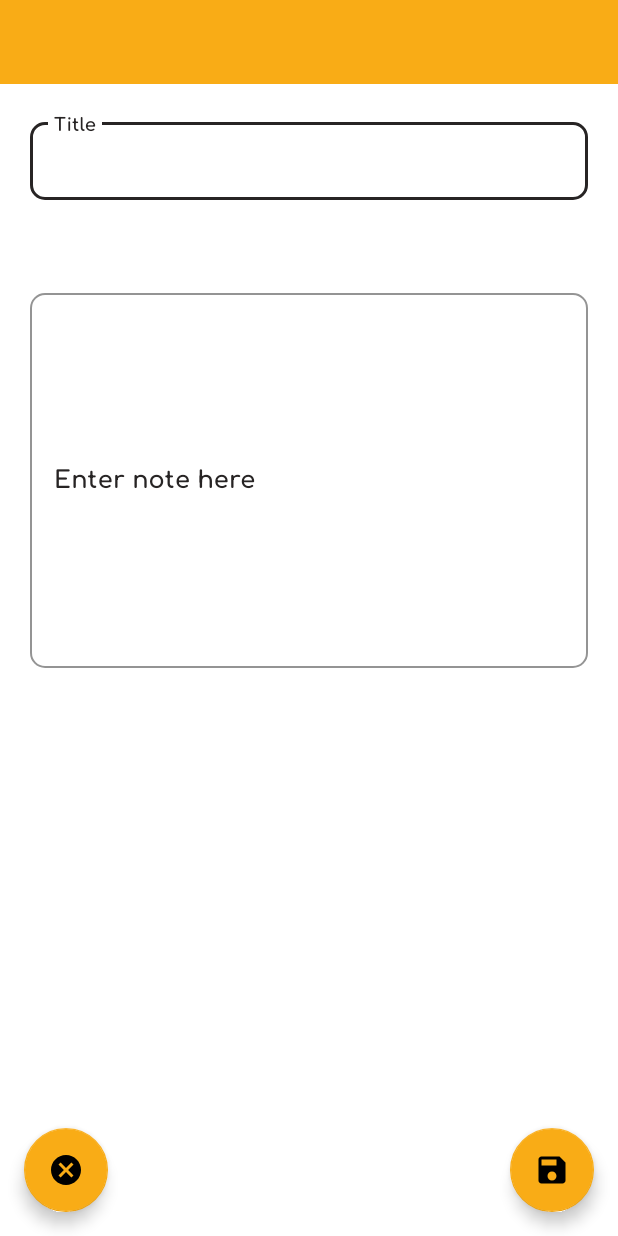
After one commit to diogo-mota99/FixityApp, an Android app: the layout activity_update_note.xml on its own in the app's theme, with its tools: preview values and no code run, on a phone screen of 412 x 824 dp. The commit adds this screen. Run offline under Robolectric (Android 15) with nearby library versions, the phone set to English and light mode, and no system bars.

Commit message:
Update Notes

```diff
--- a/app/src/main/AndroidManifest.xml
+++ b/app/src/main/AndroidManifest.xml
@@ -19,6 +19,7 @@
         <activity android:name=".viewModel.NoteListActivity" />
         <activity android:name=".AddNoteActivity" />
         <activity android:name=".ShowNoteDetails" />
+        <activity android:name=".UpdateNotesActivity" />
     </application>
 
 </manifest>
--- /dev/null
+++ b/app/src/main/java/ipvc/estg/fixity/UpdateNotesActivity.kt
@@ -0,0 +1,116 @@
+package ipvc.estg.fixity
+
+import android.os.Bundle
+import android.view.MenuItem
+import android.widget.EditText
+import android.widget.TextView
+import android.widget.Toast
+import androidx.appcompat.app.AppCompatActivity
+import androidx.lifecycle.ViewModelProvider
+import com.google.android.material.floatingactionbutton.FloatingActionButton
+import ipvc.estg.fixity.entities.Note
+import ipvc.estg.fixity.viewModel.NoteListActivity
+import ipvc.estg.fixity.viewModel.NoteViewModel
+import java.text.SimpleDateFormat
+import java.util.*
+
+class UpdateNotesActivity : AppCompatActivity() {
+
+    private lateinit var titleNoteUpdate: EditText
+    private lateinit var descriptionNoteUpdate: EditText
+    private lateinit var dateNoteUpdate: TextView
+    private lateinit var noteViewModel: NoteViewModel
+
+    override fun onCreate(savedInstanceState: Bundle?) {
+        super.onCreate(savedInstanceState)
+        setContentView(R.layout.activity_update_note)
+
+        setSupportActionBar(findViewById(R.id.toolbar))
+
+        // calling the action bar
+        val actionBar = supportActionBar
+
+        if (actionBar != null) {
+
+            // Customize the back button
+            actionBar.setHomeAsUpIndicator(R.drawable.ic_baseline_arrow_back_24)
+
+            // showing the back button in action bar
+            actionBar.setDisplayHomeAsUpEnabled(true)
+
+            // Set toolbar title/app title
+            actionBar.setTitle(R.string.edit_notes_title)
+        }
+
+        //view model
+        noteViewModel = ViewModelProvider(this).get(NoteViewModel::class.java)
+
+        dateNoteUpdate = findViewById(R.id.update_dateTime)
+        titleNoteUpdate = findViewById(R.id.updateNote_Title)
+        descriptionNoteUpdate = findViewById(R.id.updateNote_body)
+        val updateBtn = findViewById<FloatingActionButton>(R.id.button_updateNote)
+        val cancelBtn = findViewById<FloatingActionButton>(R.id.button_cancelUpdateNote)
+
+        val intent: Bundle? = intent.extras
+        val title = intent?.getString(NoteListActivity.EXTRA_ITEM_TITLE)
+        val description = intent?.getString(NoteListActivity.EXTRA_ITEM_DESCRIPTION)
+        val id = intent?.getInt(NoteListActivity.EXTRA_ITEM_ID)
+
+        titleNoteUpdate.setText(title)
+        descriptionNoteUpdate.setText(description)
+
+        val dateFormat: String = "dd-MM-yyyy HH:mm" //Date format is Specified
+        val strDateFormat =
+            SimpleDateFormat(dateFormat) //Date format string is passed as an argument to the Date format object
+        val dateNow = Date()
+        dateNoteUpdate.text = strDateFormat.format(dateNow)
+
+        updateBtn.setOnClickListener {
+            when {
+                titleNoteUpdate.text.isNullOrEmpty() -> {
+                    Toast.makeText(applicationContext, R.string.note_title_required, Toast.LENGTH_SHORT)
+                        .show()
+                    //setResult(RESULT_CANCELED, replyIntent)
+                }
+                descriptionNoteUpdate.text.isNullOrEmpty() -> {
+                    Toast.makeText(applicationContext, R.string.note_required, Toast.LENGTH_SHORT)
+                        .show()
+                }
+                else -> {
+                    val titleUpdated = titleNoteUpdate.text.toString()
+                    val descriptionUpdated = descriptionNoteUpdate.text.toString()
+
+                    val updatedNote = Note(id, titleUpdated, descriptionUpdated, dateNow)
+
+                    noteViewModel.updateNote(updatedNote)
+                    Toast.makeText(this, R.string.success_update_note, Toast.LENGTH_LONG).show()
+                    finish()
+                }
+            }
+
+        }
+
+        cancelBtn.setOnClickListener{
+            finish()
+        }
+
+    }
+
+    // this event will enable the back
+    // function to the button on press
+    override fun onOptionsItemSelected(item: MenuItem): Boolean {
+        when (item.itemId) {
+            android.R.id.home -> {
+                finish()
+                return true
+            }
+        }
+        return super.onOptionsItemSelected(item)
+    }
+
+    override fun onBackPressed() {
+        super.onBackPressed()
+        finish()
+    }
+
+}
--- a/app/src/main/java/ipvc/estg/fixity/adapters/NoteAdapter.kt
+++ b/app/src/main/java/ipvc/estg/fixity/adapters/NoteAdapter.kt
@@ -17,9 +17,9 @@ import java.text.SimpleDateFormat
 
 class NoteAdapter(
     context: Context,
-    onClickListener: View.OnClickListener/*,
-    onDeletePressed: View.OnClickListener,
-    onEditPressed: View.OnClickListener*/
+    onClickListener: View.OnClickListener,
+    //onDeletePressed: View.OnClickListener,
+    onEditPressed: View.OnClickListener
 ) :
     RecyclerView.Adapter<NoteAdapter.NoteViewHolder>() {
 
@@ -27,7 +27,7 @@ class NoteAdapter(
     private var notes = emptyList<Note>()
     private lateinit var noteViewModel: NoteViewModel
     private var clickListener: View.OnClickListener = onClickListener
-    //private var editClickListener: View.OnClickListener = onEditPressed
+    private var editClickListener: View.OnClickListener = onEditPressed
     //private var deleteClickListener: View.OnClickListener = onDeletePressed
 
 
@@ -69,7 +69,7 @@ class NoteAdapter(
         holder.btnDeleteNote.tag = current
         holder.btnEditNote.tag = current
         holder.itemView.setOnClickListener(clickListener)
-        //holder.btnEditNote.setOnClickListener(editClickListener)
+        holder.btnEditNote.setOnClickListener(editClickListener)
         //holder.btnDeleteNote.setOnClickListener(deleteClickListener)*/
     }
 
--- a/app/src/main/java/ipvc/estg/fixity/viewModel/NoteListActivity.kt
+++ b/app/src/main/java/ipvc/estg/fixity/viewModel/NoteListActivity.kt
@@ -10,6 +10,7 @@ import androidx.lifecycle.ViewModelProvider
 import androidx.recyclerview.widget.LinearLayoutManager
 import androidx.recyclerview.widget.RecyclerView
 import com.google.android.material.floatingactionbutton.FloatingActionButton
+import ipvc.estg.fixity.UpdateNotesActivity
 import ipvc.estg.fixity.AddNoteActivity
 import ipvc.estg.fixity.R
 import ipvc.estg.fixity.ShowNoteDetails
@@ -50,8 +51,8 @@ class NoteListActivity : AppCompatActivity(), View.OnClickListener {
         //recycler view
         val recyclerView = findViewById<RecyclerView>(R.id.notes_recycler)
         val adapter = NoteAdapter(
-            this, onClickListener = this/*, onDeletePressed =
-            DeleteBtnClick(), onEditPressed = EditBtnClick()*/
+            this, onClickListener = this, /*onDeletePressed =
+            DeleteBtnClick(),*/ onEditPressed = EditBtnClick()
         )
         recyclerView.adapter = adapter
         recyclerView.setHasFixedSize(true)
@@ -125,7 +126,7 @@ class NoteListActivity : AppCompatActivity(), View.OnClickListener {
         }
     }*/
 
-    /*inner class EditBtnClick : View.OnClickListener {
+    inner class EditBtnClick : View.OnClickListener {
         override fun onClick(v: View?) {
             noteModel = v?.tag as Note
             val intent = Intent(this@NoteListActivity, UpdateNotesActivity::class.java)
@@ -134,7 +135,7 @@ class NoteListActivity : AppCompatActivity(), View.OnClickListener {
             intent.putExtra(EXTRA_ITEM_ID, noteModel.id)
             startActivity(intent)
         }
-    }*/
+    }
 
     override fun onBackPressed() {
         super.onBackPressed()
--- /dev/null
+++ b/app/src/main/res/layout-land/activity_update_note.xml
@@ -0,0 +1,133 @@
+<?xml version="1.0" encoding="utf-8"?>
+<androidx.constraintlayout.widget.ConstraintLayout xmlns:android="http://schemas.android.com/apk/res/android"
+    xmlns:app="http://schemas.android.com/apk/res-auto"
+    xmlns:tools="http://schemas.android.com/tools"
+    android:layout_width="match_parent"
+    android:layout_height="match_parent"
+    android:background="#fff"
+    tools:context=".AddNoteActivity">
+
+    <include
+        android:id="@+id/include"
+        layout="@layout/toolbar" />
+
+    <ScrollView
+        android:layout_width="match_parent"
+        android:layout_height="0dp"
+        app:layout_constraintBottom_toBottomOf="parent"
+        app:layout_constraintEnd_toEndOf="parent"
+        app:layout_constraintStart_toStartOf="parent"
+        app:layout_constraintTop_toBottomOf="@+id/include">
+
+    <LinearLayout
+        android:layout_width="match_parent"
+        android:layout_height="0dp"
+        android:orientation="vertical"
+        android:padding="20dp"
+        app:layout_constraintBottom_toBottomOf="parent"
+        app:layout_constraintTop_toTopOf="parent">
+
+        <com.google.android.material.textfield.TextInputLayout
+            android:id="@+id/updateNoteTitleLayout"
+            style="@style/Widget.MaterialComponents.TextInputLayout.OutlinedBox.Dense"
+            android:layout_width="match_parent"
+            android:layout_height="wrap_content"
+            android:ellipsize="end"
+            android:ems="10"
+            android:fontFamily="@font/comfortaa_bold"
+            android:hint="@string/titleAddNote"
+            android:importantForAutofill="no"
+            android:inputType="text"
+            android:maxLines="1"
+            android:shadowColor="@color/black"
+            android:textColor="@color/black"
+            android:textColorHint="@color/myBlack"
+            android:textSize="25sp"
+            app:boxCornerRadiusBottomEnd="10dp"
+            app:boxCornerRadiusBottomStart="10dp"
+            app:boxCornerRadiusTopEnd="10dp"
+            app:boxCornerRadiusTopStart="10dp"
+            app:boxStrokeColor="@color/myBlack"
+            app:hintTextColor="@color/myBlack"
+            app:layout_constraintEnd_toEndOf="parent"
+            app:layout_constraintStart_toStartOf="parent">
+
+            <com.google.android.material.textfield.TextInputEditText
+                android:id="@+id/updateNote_Title"
+                android:layout_width="match_parent"
+                android:layout_height="match_parent"
+                android:inputType="text"
+                android:maxLines="1"
+                android:textColor="@color/black"  />
+        </com.google.android.material.textfield.TextInputLayout>
+
+        <TextView
+            android:id="@+id/update_dateTime"
+            android:layout_width="match_parent"
+            android:layout_height="0dp"
+            android:layout_marginTop="10dp"
+            android:layout_weight="1"
+            android:ellipsize="end"
+            android:fontFamily="@font/comfortaa_bold"
+            android:maxLines="1"
+            android:textColor="@color/black"
+            android:textSize="15sp"
+            app:layout_constraintTop_toBottomOf="@id/edNote_Title"  />
+
+        <com.google.android.material.textfield.TextInputLayout
+            android:id="@+id/updateNoteDescriptionLayout"
+            style="@style/Widget.MaterialComponents.TextInputLayout.OutlinedBox"
+            android:layout_width="match_parent"
+            android:layout_height="wrap_content"
+            android:layout_marginTop="10dp"
+            android:fontFamily="@font/comfortaa_bold"
+            android:hint="@string/enter_note_here"
+            android:inputType="textMultiLine"
+            android:shadowColor="@color/black"
+            android:textColor="@color/black"
+            android:textColorHint="@color/myBlack"
+            android:textSize="15sp"
+            app:boxCornerRadiusBottomEnd="10dp"
+            app:boxCornerRadiusBottomStart="10dp"
+            app:boxCornerRadiusTopEnd="10dp"
+            app:boxCornerRadiusTopStart="10dp"
+            app:boxStrokeColor="@color/myBlack"
+            app:hintTextColor="@color/myBlack"
+            app:layout_constraintEnd_toEndOf="parent"
+            app:layout_constraintStart_toStartOf="parent"
+            app:layout_constraintTop_toBottomOf="@+id/dateTime">
+
+            <com.google.android.material.textfield.TextInputEditText
+                android:id="@+id/updateNote_body"
+                android:layout_width="match_parent"
+                android:layout_height="match_parent"
+                android:minHeight="250dp"
+                android:textColor="@color/black" />
+        </com.google.android.material.textfield.TextInputLayout>
+
+
+    </LinearLayout>
+    </ScrollView>
+
+    <com.google.android.material.floatingactionbutton.FloatingActionButton
+        android:id="@+id/button_updateNote"
+        android:layout_width="wrap_content"
+        android:layout_height="wrap_content"
+        android:layout_margin="16dp"
+        android:contentDescription="@string/add_note"
+        android:src="@drawable/ic_baseline_save_24"
+        app:backgroundTint="#f9ac16"
+        app:layout_constraintBottom_toBottomOf="parent"
+        app:layout_constraintEnd_toEndOf="parent" />
+
+    <com.google.android.material.floatingactionbutton.FloatingActionButton
+        android:id="@+id/button_cancelUpdateNote"
+        android:layout_width="wrap_content"
+        android:layout_height="wrap_content"
+        android:layout_margin="16dp"
+        android:contentDescription="@string/cancel_note"
+        android:src="@drawable/ic_baseline_cancel_24"
+        app:backgroundTint="#f9ac16"
+        app:layout_constraintBottom_toBottomOf="parent"
+        app:layout_constraintStart_toStartOf="parent" />
+</androidx.constraintlayout.widget.ConstraintLayout>
--- /dev/null
+++ b/app/src/main/res/layout/activity_update_note.xml
@@ -0,0 +1,123 @@
+<?xml version="1.0" encoding="utf-8"?>
+<androidx.constraintlayout.widget.ConstraintLayout xmlns:android="http://schemas.android.com/apk/res/android"
+    xmlns:app="http://schemas.android.com/apk/res-auto"
+    xmlns:tools="http://schemas.android.com/tools"
+    android:layout_width="match_parent"
+    android:layout_height="match_parent"
+    android:background="#fff"
+    tools:context=".AddNoteActivity">
+
+    <include
+        android:id="@+id/include"
+        layout="@layout/toolbar" />
+
+    <LinearLayout
+        android:layout_width="match_parent"
+        android:layout_height="0dp"
+        android:orientation="vertical"
+        android:padding="20dp"
+        app:layout_constraintBottom_toTopOf="@+id/button_cancelUpdateNote"
+        app:layout_constraintTop_toBottomOf="@+id/include">
+
+        <com.google.android.material.textfield.TextInputLayout
+            android:id="@+id/updateNoteTitleLayout"
+            style="@style/Widget.MaterialComponents.TextInputLayout.OutlinedBox.Dense"
+            android:layout_width="match_parent"
+            android:layout_height="wrap_content"
+            android:ellipsize="end"
+            android:ems="10"
+            android:fontFamily="@font/comfortaa_bold"
+            android:hint="@string/titleAddNote"
+            android:importantForAutofill="no"
+            android:inputType="text"
+            android:maxLines="1"
+            android:shadowColor="@color/black"
+            android:textColor="@color/black"
+            android:textColorHint="@color/myBlack"
+            android:textSize="25sp"
+            app:boxCornerRadiusBottomEnd="10dp"
+            app:boxCornerRadiusBottomStart="10dp"
+            app:boxCornerRadiusTopEnd="10dp"
+            app:boxCornerRadiusTopStart="10dp"
+            app:boxStrokeColor="@color/myBlack"
+            app:hintTextColor="@color/myBlack"
+            app:layout_constraintEnd_toEndOf="parent"
+            app:layout_constraintStart_toStartOf="parent">
+
+            <com.google.android.material.textfield.TextInputEditText
+                android:id="@+id/updateNote_Title"
+                android:layout_width="match_parent"
+                android:layout_height="wrap_content"
+                android:inputType="text"
+                android:maxLines="1"
+                android:textColor="@color/black" />
+        </com.google.android.material.textfield.TextInputLayout>
+
+        <TextView
+            android:id="@+id/update_dateTime"
+            android:layout_width="match_parent"
+            android:layout_height="wrap_content"
+            android:layout_marginTop="16dp"
+            android:ellipsize="end"
+            android:fontFamily="@font/comfortaa_bold"
+            android:maxLines="1"
+            android:textColor="@color/black"
+            android:textSize="15sp"
+            app:layout_constraintTop_toBottomOf="@id/edNote_Title" />
+
+        <com.google.android.material.textfield.TextInputLayout
+            android:id="@+id/updateNoteDescriptionLayout"
+            style="@style/Widget.MaterialComponents.TextInputLayout.OutlinedBox"
+            android:layout_width="match_parent"
+            android:layout_height="wrap_content"
+            android:layout_marginTop="16dp"
+            android:fontFamily="@font/comfortaa_bold"
+            android:hint="@string/enter_note_here"
+            android:inputType="textMultiLine"
+            android:shadowColor="@color/black"
+            android:textColor="@color/black"
+            android:textColorHint="@color/myBlack"
+            android:textSize="15sp"
+            app:boxCornerRadiusBottomEnd="10dp"
+            app:boxCornerRadiusBottomStart="10dp"
+            app:boxCornerRadiusTopEnd="10dp"
+            app:boxCornerRadiusTopStart="10dp"
+            app:boxStrokeColor="@color/myBlack"
+            app:hintTextColor="@color/myBlack"
+            app:layout_constraintEnd_toEndOf="parent"
+            app:layout_constraintStart_toStartOf="parent"
+            app:layout_constraintTop_toBottomOf="@+id/dateTime">
+
+            <com.google.android.material.textfield.TextInputEditText
+                android:id="@+id/updateNote_body"
+                android:layout_width="match_parent"
+                android:layout_height="wrap_content"
+                android:minHeight="250dp"
+                android:textColor="@color/black" />
+        </com.google.android.material.textfield.TextInputLayout>
+
+
+    </LinearLayout>
+
+    <com.google.android.material.floatingactionbutton.FloatingActionButton
+        android:id="@+id/button_updateNote"
+        android:layout_width="wrap_content"
+        android:layout_height="wrap_content"
+        android:layout_margin="16dp"
+        android:contentDescription="@string/add_note"
+        android:src="@drawable/ic_baseline_save_24"
+        app:backgroundTint="#f9ac16"
+        app:layout_constraintBottom_toBottomOf="parent"
+        app:layout_constraintEnd_toEndOf="parent" />
+
+    <com.google.android.material.floatingactionbutton.FloatingActionButton
+        android:id="@+id/button_cancelUpdateNote"
+        android:layout_width="wrap_content"
+        android:layout_height="wrap_content"
+        android:layout_margin="16dp"
+        android:contentDescription="@string/cancel_note"
+        android:src="@drawable/ic_baseline_cancel_24"
+        app:backgroundTint="#f9ac16"
+        app:layout_constraintBottom_toBottomOf="parent"
+        app:layout_constraintStart_toStartOf="parent" />
+</androidx.constraintlayout.widget.ConstraintLayout>
```
